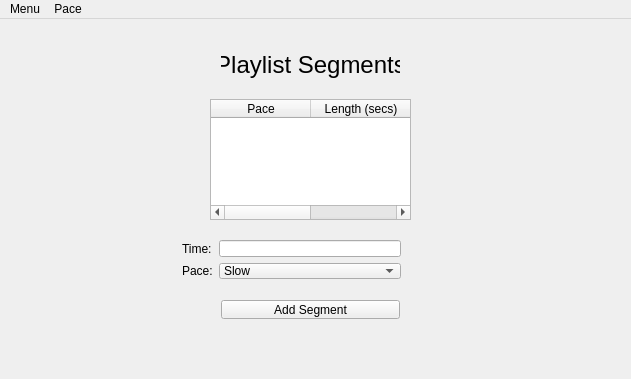
james-gray/pace-the-music, file ptm/views/layout.ui: the form before one commit.
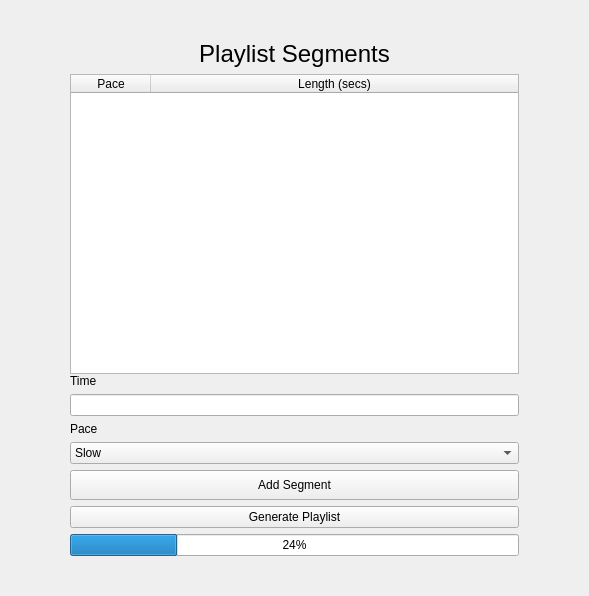
The form after the commit.

Commit message: Made things work again

What changed in the file:
```diff
--- a/ptm/views/layout.ui
+++ b/ptm/views/layout.ui
@@ -6,8 +6,8 @@
    <rect>
     <x>0</x>
     <y>0</y>
-    <width>631</width>
-    <height>379</height>
+    <width>589</width>
+    <height>508</height>
    </rect>
   </property>
   <property name="windowTitle">
@@ -23,75 +23,42 @@
    <enum>QTabWidget::Rounded</enum>
   </property>
   <widget class="QWidget" name="centralWidget">
+   <property name="enabled">
+    <bool>true</bool>
+   </property>
+   <property name="minimumSize">
+    <size>
+     <width>485</width>
+     <height>0</height>
+    </size>
+   </property>
    <property name="autoFillBackground">
     <bool>false</bool>
    </property>
    <property name="styleSheet">
     <string notr="true"/>
    </property>
-   <widget class="QWidget" name="layoutWidget">
-    <property name="geometry">
-     <rect>
-      <x>171</x>
-      <y>210</y>
-      <width>241</width>
-      <height>61</height>
-     </rect>
+   <layout class="QFormLayout" name="formLayout">
+    <property name="horizontalSpacing">
+     <number>0</number>
     </property>
-    <layout class="QGridLayout" name="inputLayout">
-     <item row="0" column="0">
-      <widget class="QLabel" name="timeLabel">
-       <property name="text">
-        <string>Time:</string>
-       </property>
-      </widget>
-     </item>
+    <property name="verticalSpacing">
+     <number>0</number>
+    </property>
+    <property name="leftMargin">
+     <number>70</number>
+    </property>
+    <property name="topMargin">
+     <number>40</number>
+    </property>
+    <property name="rightMargin">
+     <number>70</number>
+    </property>
+    <property name="bottomMargin">
+     <number>40</number>
+    </property>
      <item row="0" column="1">
-      <widget class="QLineEdit" name="timeInput"/>
-     </item>
-     <item row="1" column="0">
-      <widget class="QLabel" name="paceLabel">
-       <property name="text">
-        <string>Pace:</string>
-       </property>
-      </widget>
-     </item>
-     <item row="1" column="1">
-      <widget class="QComboBox" name="paceSelect">
-       <item>
-        <property name="text">
-         <string>Slow</string>
-        </property>
-       </item>
-       <item>
-        <property name="text">
-         <string>Steady</string>
-        </property>
-       </item>
-       <item>
-        <property name="text">
-         <string>Fast</string>
-        </property>
-       </item>
-       <item>
-        <property name="text">
-         <string>Sprint</string>
-        </property>
-       </item>
-      </widget>
-     </item>
-    </layout>
-   </widget>
-   <widget class="QWidget" name="verticalLayoutWidget_2">
-    <property name="geometry">
-     <rect>
-      <x>210</x>
-      <y>20</y>
-      <width>201</width>
-      <height>51</height>
-     </rect>
-    </property>
-    <layout class="QVBoxLayout" name="titleLayout">
+     <layout class="QVBoxLayout" name="tableLayout">
      <item>
       <widget class="QLabel" name="title">
        <property name="font">
@@ -107,42 +74,20 @@
        </property>
       </widget>
      </item>
-    </layout>
-   </widget>
-   <widget class="QWidget" name="verticalLayoutWidget">
-    <property name="geometry">
-     <rect>
-      <x>210</x>
-      <y>270</y>
-      <width>201</width>
-      <height>41</height>
-     </rect>
-    </property>
-    <layout class="QVBoxLayout" name="buttonLayout">
      <item>
-      <widget class="QPushButton" name="addButton">
-       <property name="enabled">
-        <bool>true</bool>
-       </property>
-       <property name="text">
-        <string>Add Segment</string>
-       </property>
-      </widget>
-     </item>
-    </layout>
-   </widget>
    <widget class="QTableWidget" name="segmentTable">
-    <property name="geometry">
-     <rect>
-      <x>210</x>
-      <y>80</y>
-      <width>201</width>
-      <height>121</height>
-     </rect>
+        <property name="minimumSize">
+         <size>
+          <width>0</width>
+          <height>300</height>
+         </size>
     </property>
     <attribute name="horizontalHeaderCascadingSectionResizes">
      <bool>true</bool>
     </attribute>
+        <attribute name="horizontalHeaderDefaultSectionSize">
+         <number>80</number>
+        </attribute>
     <attribute name="horizontalHeaderShowSortIndicator" stdset="0">
      <bool>false</bool>
     </attribute>
@@ -162,37 +107,104 @@
      <property name="text">
       <string>Pace</string>
      </property>
+         <property name="textAlignment">
+          <set>AlignCenter</set>
+         </property>
     </column>
     <column>
      <property name="text">
       <string>Length (secs)</string>
      </property>
-    </column>
-   </widget>
-  </widget>
-  <widget class="QMenuBar" name="menuBar">
-   <property name="geometry">
-    <rect>
-     <x>0</x>
-     <y>0</y>
-     <width>631</width>
-     <height>24</height>
-    </rect>
-   </property>
-   <widget class="QMenu" name="menuMenu">
-    <property name="title">
-     <string>Menu</string>
-    </property>
-    <addaction name="actionNew_Workout"/>
-    <addaction name="actionOpen_Playlist"/>
-   </widget>
-   <widget class="QMenu" name="menuPAce">
-    <property name="title">
+         <property name="textAlignment">
+          <set>AlignCenter</set>
+         </property>
+        </column>
+       </widget>
+      </item>
+     </layout>
+    </item>
+    <item row="1" column="1">
+     <layout class="QGridLayout" name="inputLayout">
+      <item row="5" column="1">
+       <widget class="QPushButton" name="genButton">
+        <property name="text">
+         <string>Generate Playlist</string>
+        </property>
+       </widget>
+      </item>
+      <item row="1" column="1">
+       <widget class="QLineEdit" name="timeInput"/>
+      </item>
+      <item row="3" column="1">
+       <widget class="QComboBox" name="paceSelect">
+        <item>
+         <property name="text">
+          <string>Slow</string>
+         </property>
+        </item>
+        <item>
+         <property name="text">
+          <string>Steady</string>
+         </property>
+        </item>
+        <item>
+         <property name="text">
+          <string>Fast</string>
+         </property>
+        </item>
+        <item>
+         <property name="text">
+          <string>Sprint</string>
+         </property>
+        </item>
+       </widget>
+      </item>
+      <item row="2" column="1">
+       <widget class="QLabel" name="paceLabel">
+        <property name="text">
      <string>Pace</string>
     </property>
    </widget>
-   <addaction name="menuMenu"/>
-   <addaction name="menuPAce"/>
+      </item>
+      <item row="4" column="1">
+       <widget class="QPushButton" name="addButton">
+        <property name="enabled">
+         <bool>true</bool>
+        </property>
+        <property name="minimumSize">
+         <size>
+          <width>0</width>
+          <height>30</height>
+         </size>
+        </property>
+        <property name="maximumSize">
+         <size>
+          <width>16777215</width>
+          <height>16777215</height>
+         </size>
+        </property>
+        <property name="text">
+         <string>Add Segment</string>
+        </property>
+       </widget>
+      </item>
+      <item row="0" column="1">
+       <widget class="QLabel" name="timeLabel">
+        <property name="text">
+         <string>Time</string>
+        </property>
+       </widget>
+      </item>
+      <item row="6" column="1">
+       <widget class="QProgressBar" name="loadBar">
+        <property name="value">
+         <number>24</number>
+        </property>
+       </widget>
+      </item>
+     </layout>
+    </item>
+   </layout>
   </widget>
   <action name="actionNew_Workout">
    <property name="text">
```
Lines whose indentation alone changed are shown as unchanged. The commit also changes 2 other files.
